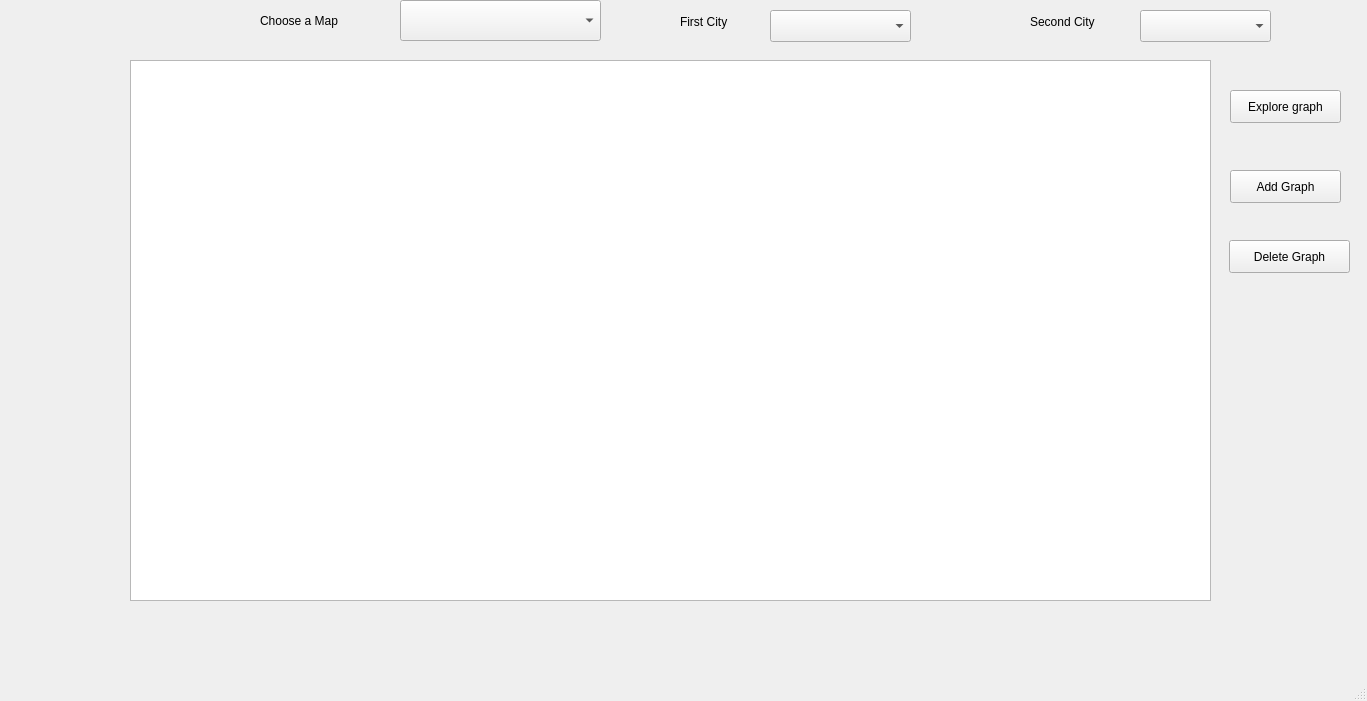
Old version of the form ui/mainwindow.ui in the repository ziaddevv/Guide_Me_Path_Finder.
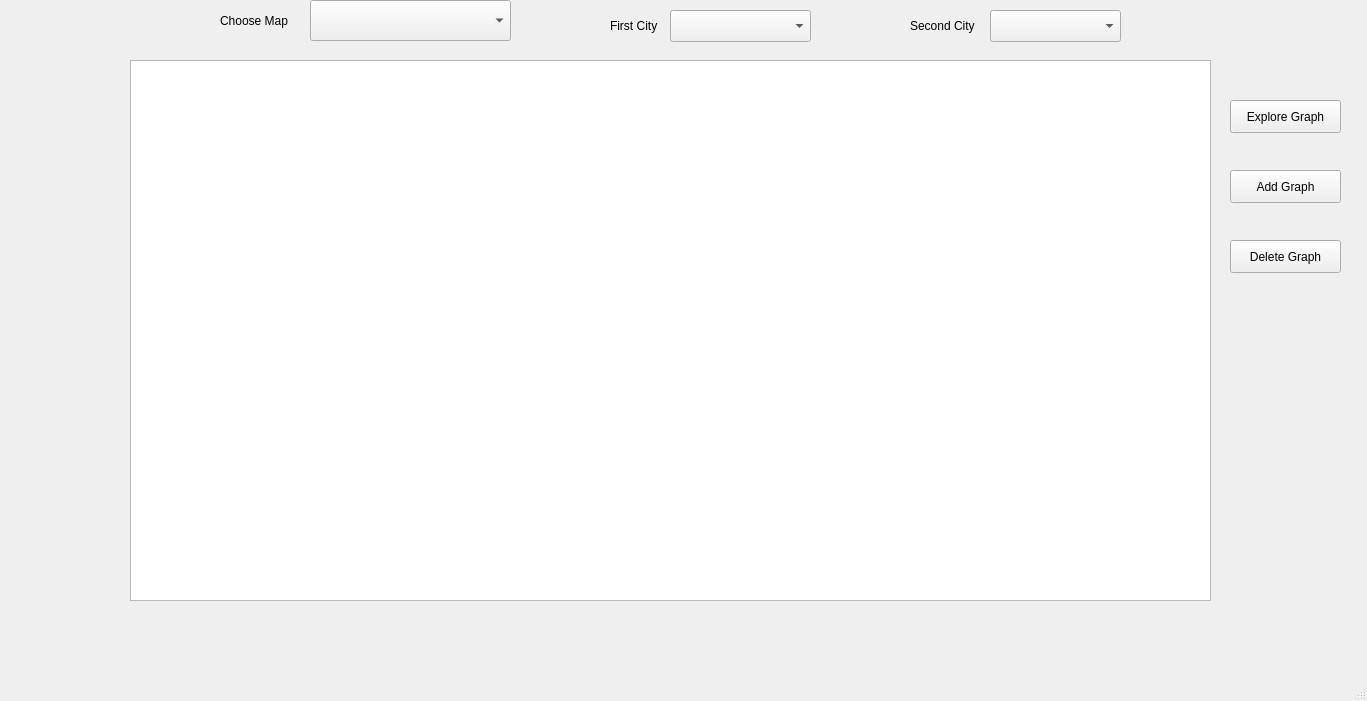
New version of the form.

Commit message: Added explore_graph form

```diff
--- a/ui/mainwindow.ui
+++ b/ui/mainwindow.ui
@@ -17,10 +17,10 @@
    <widget class="QLabel" name="firstCityLbl">
     <property name="geometry">
      <rect>
-      <x>680</x>
+      <x>610</x>
       <y>10</y>
-      <width>71</width>
-      <height>24</height>
+      <width>51</width>
+      <height>31</height>
      </rect>
     </property>
     <property name="text">
@@ -30,10 +30,10 @@
    <widget class="QLabel" name="secondcityLbl">
     <property name="geometry">
      <rect>
-      <x>1030</x>
+      <x>910</x>
       <y>10</y>
-      <width>111</width>
-      <height>24</height>
+      <width>71</width>
+      <height>31</height>
      </rect>
     </property>
     <property name="text">
@@ -43,7 +43,7 @@
    <widget class="QComboBox" name="FirstCityCmb">
     <property name="geometry">
      <rect>
-      <x>770</x>
+      <x>670</x>
       <y>10</y>
       <width>141</width>
       <height>32</height>
@@ -53,7 +53,7 @@
    <widget class="QComboBox" name="secondCityCmb">
     <property name="geometry">
      <rect>
-      <x>1140</x>
+      <x>990</x>
       <y>10</y>
       <width>131</width>
       <height>32</height>
@@ -63,7 +63,7 @@
    <widget class="QComboBox" name="MapSelectionCmb">
     <property name="geometry">
      <rect>
-      <x>400</x>
+      <x>310</x>
       <y>0</y>
       <width>201</width>
       <height>41</height>
@@ -73,27 +73,27 @@
    <widget class="QLabel" name="firstCityLbl_2">
     <property name="geometry">
      <rect>
-      <x>260</x>
+      <x>220</x>
       <y>10</y>
-      <width>151</width>
+      <width>81</width>
       <height>21</height>
      </rect>
     </property>
     <property name="text">
-     <string>Choose a Map</string>
+     <string>Choose Map</string>
     </property>
    </widget>
    <widget class="QPushButton" name="exploreButton">
     <property name="geometry">
      <rect>
       <x>1230</x>
-      <y>90</y>
+      <y>100</y>
       <width>111</width>
       <height>33</height>
      </rect>
     </property>
     <property name="text">
-     <string>Explore graph</string>
+     <string>Explore Graph</string>
     </property>
     <property name="autoDefault">
      <bool>true</bool>
@@ -125,9 +125,9 @@
    <widget class="QPushButton" name="deleteGraphButton">
     <property name="geometry">
      <rect>
-      <x>1229</x>
+      <x>1230</x>
       <y>240</y>
-      <width>121</width>
+      <width>111</width>
       <height>33</height>
      </rect>
     </property>
```
Left out of the diff: 2 changed lines with no effect on the pictures. The commit also changes 8 other files.
